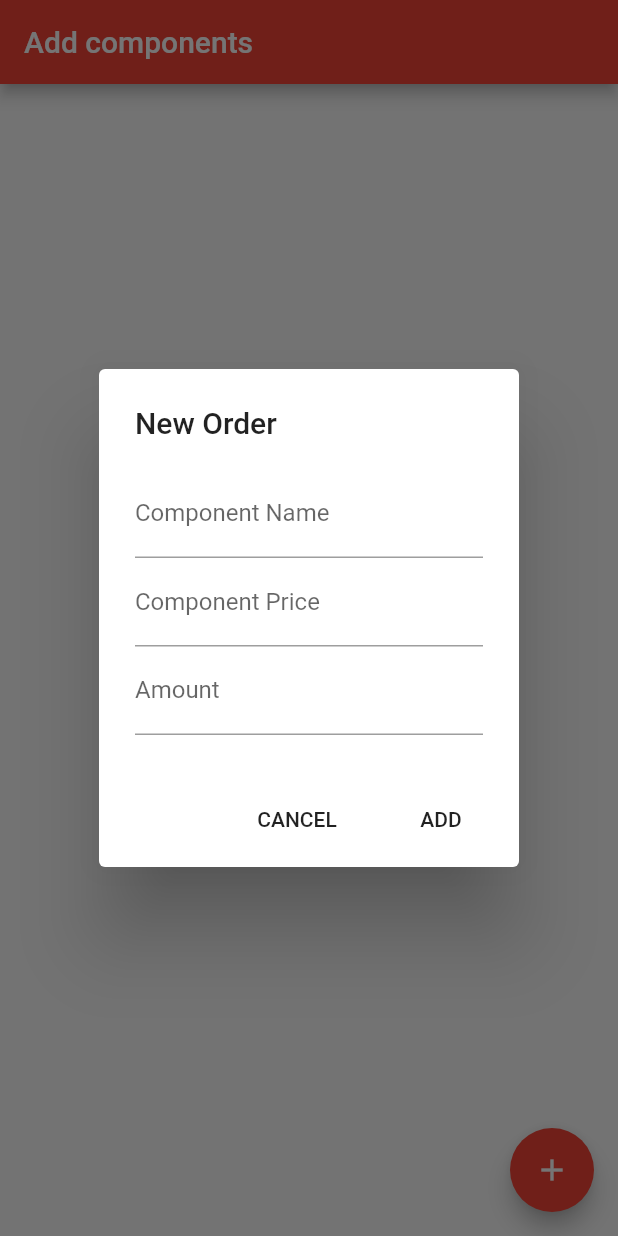
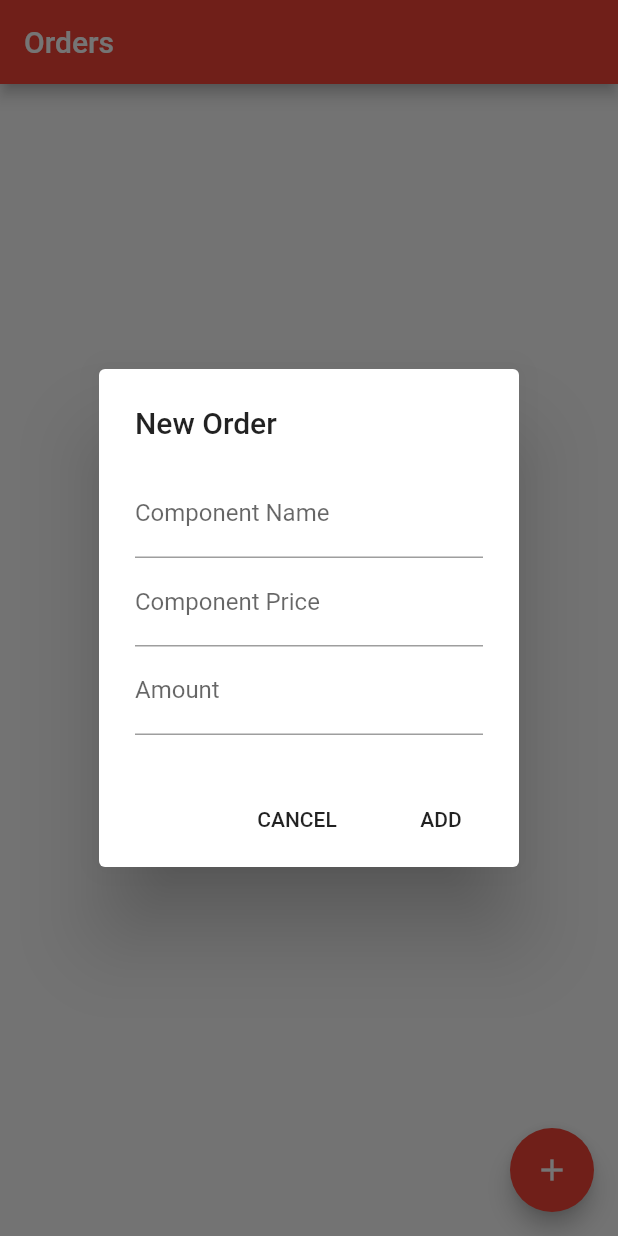
Before and after one commit to RolandTolnay/RepairMe, a Flutter app: the screen it shows after launch, after a tap on the "add" icon, on a phone screen of 412 x 824 dp. Run offline on Flutter 3.47's test engine with Material 2 defaults, Android fonts, the phone set to English and light mode, and no system bars; our stand-ins replace get_it; generated files the repository leaves out were written again.

Commit message:
Added order list

```diff
--- a/lib/main.dart
+++ b/lib/main.dart
@@ -1,4 +1,6 @@
 import 'package:flutter/material.dart';
+import 'package:provider/provider.dart';
+import 'package:repairme/service/order_provider.dart';
 
 import 'service/services.dart';
 import 'ui/order_list_page.dart';
@@ -17,7 +19,10 @@ class MyApp extends StatelessWidget {
         primarySwatch: Colors.red,
         visualDensity: VisualDensity.adaptivePlatformDensity,
       ),
-      home: OrderListPage(),
+      home: ChangeNotifierProvider.value(
+        value: service<OrderProvider>(),
+        child: OrderListPage(),
+      ),
       debugShowCheckedModeBanner: false,
     );
   }
--- /dev/null
+++ b/lib/service/order_provider.dart
@@ -0,0 +1,24 @@
+import 'dart:collection';
+
+import 'package:flutter/material.dart';
+
+import '../model/order.dart';
+
+abstract class OrderProvider extends ChangeNotifier {
+  UnmodifiableListView<Order> get orders;
+
+  void addOrder(Order order);
+}
+
+class RMOrderProvider extends ChangeNotifier implements OrderProvider {
+  final _orders = <Order>[];
+
+  @override
+  UnmodifiableListView<Order> get orders => UnmodifiableListView(_orders);
+
+  @override
+  void addOrder(Order order) {
+    _orders.add(order);
+    notifyListeners();
+  }
+}
--- a/lib/service/services.dart
+++ b/lib/service/services.dart
@@ -1,4 +1,5 @@
 import 'package:get_it/get_it.dart';
+import 'package:repairme/service/order_provider.dart';
 
 import 'order_builder.dart';
 
@@ -6,4 +7,5 @@ final service = GetIt.instance;
 
 void setupProviders() {
   service.registerFactory<OrderBuilder>(() => RMOrderBuilder());
+  service.registerLazySingleton<OrderProvider>(() => RMOrderProvider());
 }
--- a/lib/ui/order_list_page.dart
+++ b/lib/ui/order_list_page.dart
@@ -1,5 +1,7 @@
 import 'package:flutter/material.dart';
 import 'package:provider/provider.dart';
+import 'package:repairme/model/order.dart';
+import 'package:repairme/service/order_provider.dart';
 
 import '../service/order_builder.dart';
 import '../service/services.dart';
@@ -10,9 +12,54 @@ class OrderListPage extends StatelessWidget {
   @override
   Widget build(BuildContext context) {
     return Scaffold(
-      appBar: AppBar(title: Text('Add components')),
-      body: Center(child: Text('Component List')),
+      appBar: AppBar(title: Text('Orders')),
+      body: Consumer<OrderProvider>(
+        builder: (_, provider, __) {
+          return ListView(
+            children: provider.orders
+                .map((order) => _OrderItem(order: order))
+                .toList(),
+          );
+        },
+      ),
       floatingActionButton: _AddOrderButton(),
+    );
+  }
+}
+
+class _OrderItem extends StatelessWidget {
+  const _OrderItem({
+    Key key,
+    @required this.order,
+  }) : super(key: key);
+
+  final Order order;
+
+  @override
+  Widget build(BuildContext context) {
+    final total = order.amount * order.component.price;
+    return Padding(
+      padding: const EdgeInsets.symmetric(vertical: 8.0),
+      child: ListTile(
+        title: Row(
+          children: [
+            Text('${order.amount}x',
+                style: Theme.of(context).textTheme.headline6),
+            const SizedBox(width: 16.0),
+            Column(
+              crossAxisAlignment: CrossAxisAlignment.start,
+              children: [
+                Text('${order.component.name}'),
+                Text(
+                  '${order.component.price}฿ each',
+                  style: Theme.of(context).textTheme.caption,
+                )
+              ],
+            ),
+          ],
+        ),
+        trailing: Text('Total: $total'),
+      ),
     );
   }
 }
@@ -33,7 +80,7 @@ class _AddOrderButton extends StatelessWidget {
             child: NewOrderDialog(),
           ),
         );
-        print('Created $order');
+        context.read<OrderProvider>().addOrder(order);
       },
     );
   }
```
